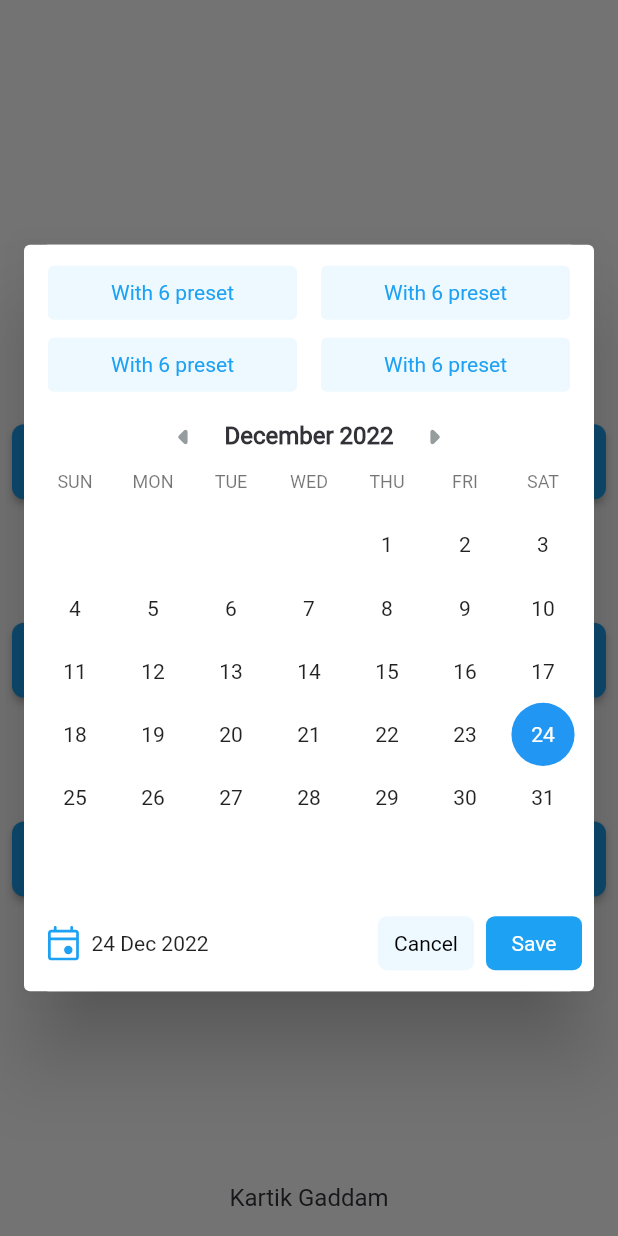
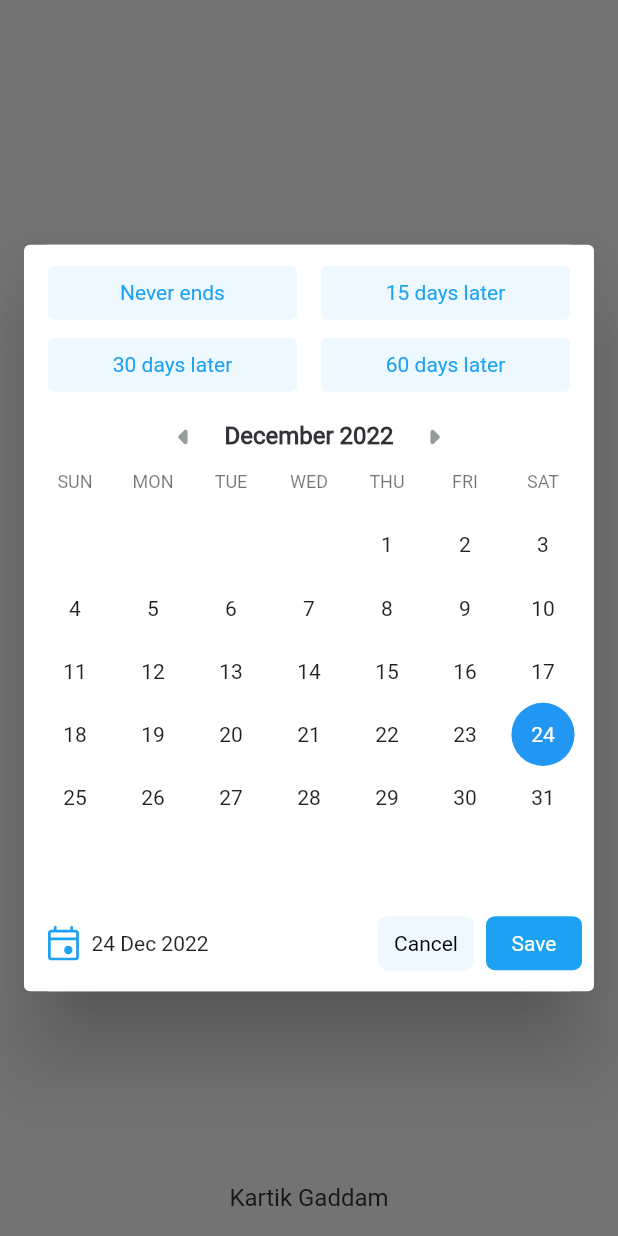
Before and after one commit to Karthick986/Date-Picker, a Flutter app: the screen it shows after launch, after a tap on "With 4 preset", on a phone screen of 412 x 824 dp. Run offline on Flutter 3.47's test engine with Material 2 defaults, Android fonts, the phone set to English and light mode, and no system bars; our stand-ins replace flutter_svg.

Commit message:
minor changes

```diff
--- a/lib/main.dart
+++ b/lib/main.dart
@@ -96,17 +96,14 @@ class _MyHomePageState extends State<MyHomePage> {
     });
   }
 
-  constantHeight(double buildHeight) {
+  constantHeight() {
     return SizedBox(
-      height: buildHeight * 0.1,
+      height: buildHeight(context) * 0.05,
     );
   }
 
   @override
   Widget build(BuildContext context) {
-    double buildWidth = MediaQuery.of(context).size.width;
-    double buildHeight = MediaQuery.of(context).size.height;
-
     return Scaffold(
         body: Column(
           children: [
@@ -126,16 +123,17 @@ class _MyHomePageState extends State<MyHomePage> {
                             style: TextStyleUtility.bolTextStyleColor(
                                 21, ColorsUtility.textColor),
                           ),
-                          margin: EdgeInsets.all(buildWidth * 0.1),
+                          margin: EdgeInsets.all(buildWidth(context) * 0.1),
                         ),
                         ButtonWidget(
                           text: ValueStrings.withoutPreset,
                           onPressed: withoutPreset,
                           color: ColorsUtility.blueColor,
-                          width: buildWidth,
+                          width: buildWidth(context)*0.9,
                         ),
                         withoutPresetDate != null
                             ? Container(
+                          height: buildHeight(context)*0.05,
                                 padding: const EdgeInsets.fromLTRB(16, 4, 16, 4),
                                 child: Row(
                                   mainAxisSize: MainAxisSize.min,
@@ -165,16 +163,17 @@ class _MyHomePageState extends State<MyHomePage> {
                                     borderRadius: BorderRadius.circular(16)),
                                 margin: const EdgeInsets.all(8),
                               )
-                            : Container(),
-                        constantHeight(buildHeight),
+                            : Container(height: buildHeight(context)*0.05),
+                        constantHeight(),
                         ButtonWidget(
                           text: ValueStrings.with4Preset,
                           onPressed: with4Preset,
                           color: ColorsUtility.blueColor,
-                          width: buildWidth,
+                          width: buildWidth(context)*0.9,
                         ),
                         with4PresetDate != null
                             ? Container(
+                          height: buildHeight(context)*0.05,
                           padding: const EdgeInsets.fromLTRB(16, 4, 16, 4),
                           child: Row(
                             mainAxisSize: MainAxisSize.min,
@@ -204,16 +203,17 @@ class _MyHomePageState extends State<MyHomePage> {
                               borderRadius: BorderRadius.circular(16)),
                           margin: const EdgeInsets.all(8),
                         )
-                            : Container(),
-                        constantHeight(buildHeight),
+                            : Container(height: buildHeight(context)*0.05),
+                        constantHeight(),
                         ButtonWidget(
                           text: ValueStrings.with6Preset,
                           onPressed: with6Preset,
                           color: ColorsUtility.blueColor,
-                          width: buildWidth,
+                          width: buildWidth(context)*0.9,
                         ),
                         with6PresetDate != null
                             ? Container(
+                          height: buildHeight(context)*0.05,
                           padding: const EdgeInsets.fromLTRB(16, 4, 16, 4),
                           child: Row(
                             mainAxisSize: MainAxisSize.min,
@@ -243,7 +243,7 @@ class _MyHomePageState extends State<MyHomePage> {
                               borderRadius: BorderRadius.circular(16)),
                           margin: const EdgeInsets.all(8),
                         )
-                            : Container(),
+                            : Container(height: buildHeight(context)*0.05),
                       ],
                     ),
                   ),
--- a/lib/strings/value_strings.dart
+++ b/lib/strings/value_strings.dart
@@ -8,10 +8,10 @@ class ValueStrings {
   static const String with6Preset = "With 6 preset";
 
   //With 4 Presets
-  static const String neverEnds = "With 6 preset";
-  static const String days15Later = "With 6 preset";
-  static const String days30Later = "With 6 preset";
-  static const String days60Later = "With 6 preset";
+  static const String neverEnds = "Never ends";
+  static const String days15Later = "15 days later";
+  static const String days30Later = "30 days later";
+  static const String days60Later = "60 days later";
 
   //With 4 Presets
   static const String yesterday = "Yesterday";
```
